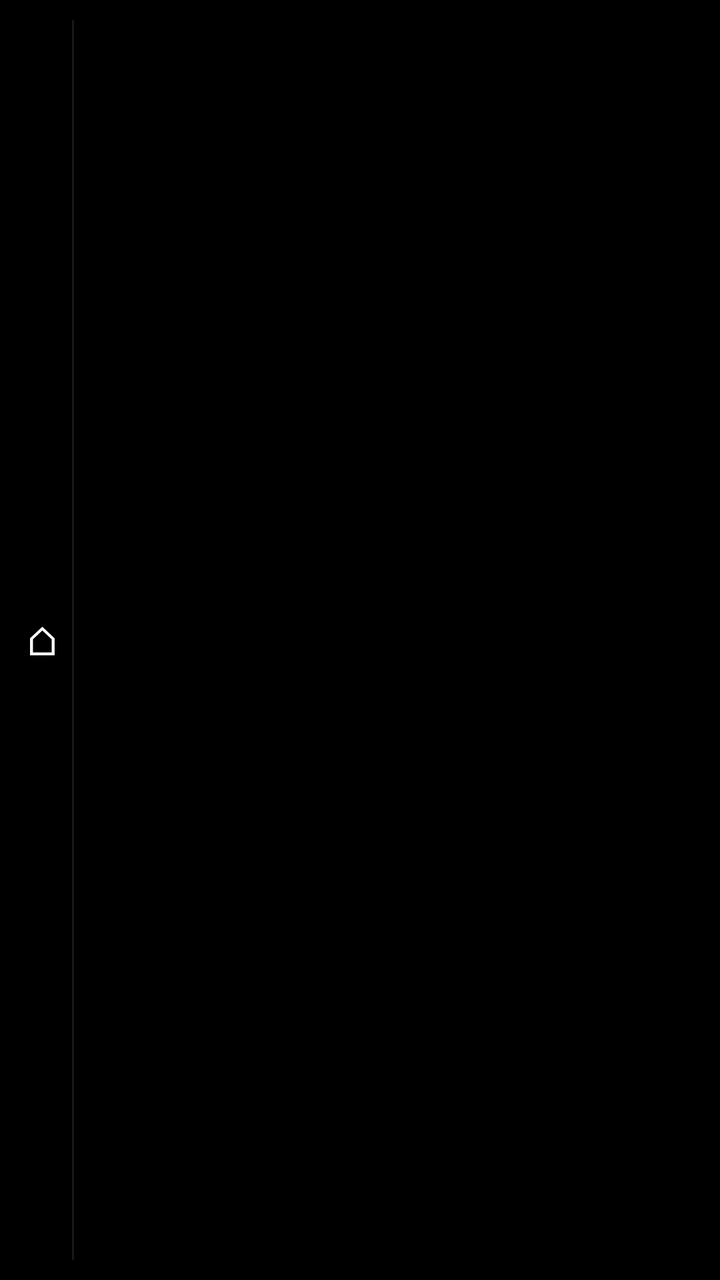
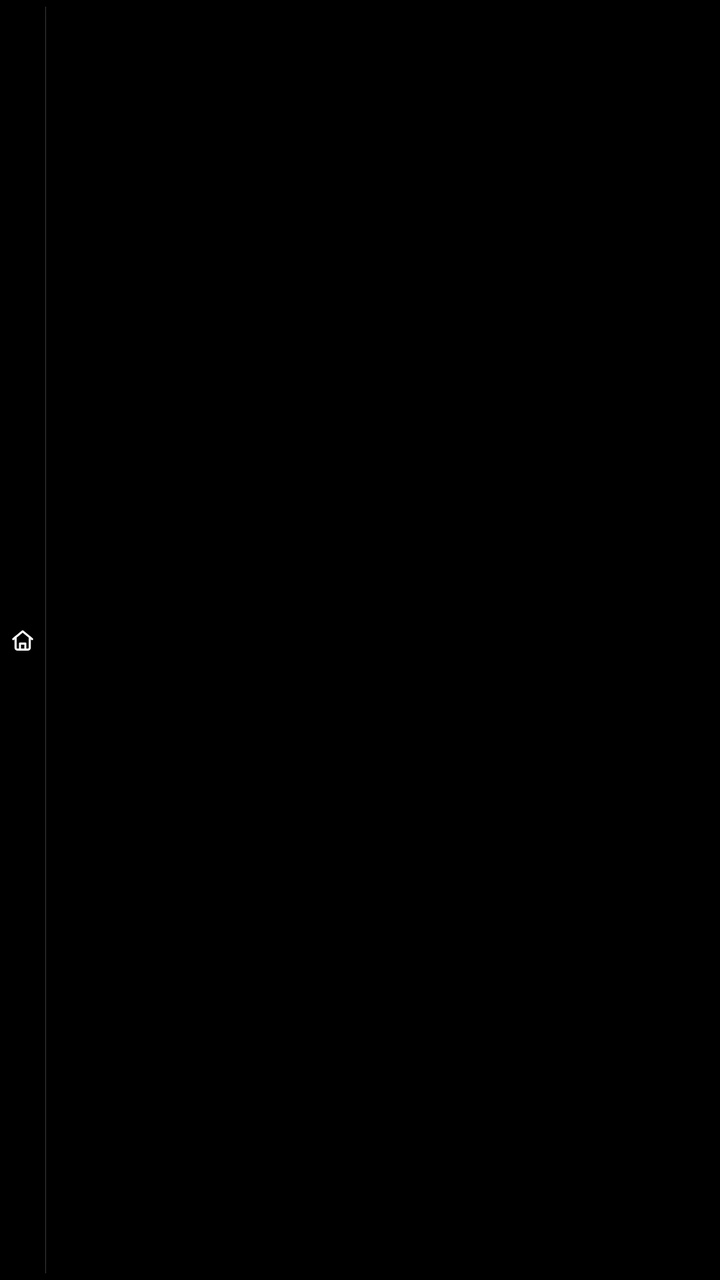

The first picture is an Android layout as it rendered before a commit; the second is the same layout after the commit. The layout source and the unified diff follow.
<!-- AndroidManifest.xml: application theme Theme.CarPlaySender -->
<!-- res/layout/activity_dock_bar.xml -->
<?xml version="1.0" encoding="utf-8"?>
<LinearLayout xmlns:android="http://schemas.android.com/apk/res/android"
    android:layout_width="match_parent"
    android:layout_height="match_parent"
    android:orientation="horizontal"
    android:gravity="center_vertical"
    android:background="#000000"
    android:paddingLeft="6dp"
    android:paddingRight="10dp"
    android:paddingTop="4dp"
    android:paddingBottom="4dp">

    <TextView
        android:id="@+id/dockHome"
        android:layout_width="wrap_content"
        android:layout_height="match_parent"
        android:gravity="center"
        android:paddingLeft="8dp"
        android:paddingRight="8dp"
        android:text="⌂"
        android:textColor="#FFFFFF"
        android:textSize="20sp" />

    <View
        android:layout_width="1px"
        android:layout_height="match_parent"
        android:layout_marginTop="6dp"
        android:layout_marginBottom="6dp"
        android:background="#3A3A3C" />

    <HorizontalScrollView
        android:layout_width="0dp"
        android:layout_height="match_parent"
        android:layout_weight="1"
        android:layout_marginLeft="6dp"
        android:scrollbars="none">

        <LinearLayout
            android:id="@+id/dockApps"
            android:layout_width="wrap_content"
            android:layout_height="match_parent"
            android:orientation="horizontal"
            android:gravity="center_vertical" />
    </HorizontalScrollView>

    <LinearLayout
        android:layout_width="wrap_content"
        android:layout_height="match_parent"
        android:orientation="vertical"
        android:gravity="center"
        android:paddingLeft="10dp">

        <TextView
            android:id="@+id/dockClock"
            android:layout_width="wrap_content"
            android:layout_height="wrap_content"
            android:singleLine="true"
            android:textColor="#FFFFFF"
            android:textStyle="bold"
            android:autoSizeTextType="uniform"
            android:autoSizeMinTextSize="9sp"
            android:autoSizeMaxTextSize="14sp" />

        <TextView
            android:id="@+id/dockBatteryText"
            android:layout_width="wrap_content"
            android:layout_height="wrap_content"
            android:layout_marginTop="1dp"
            android:textColor="#B0B0B8"
            android:autoSizeTextType="uniform"
            android:autoSizeMinTextSize="7sp"
            android:autoSizeMaxTextSize="10sp" />
    </LinearLayout>
</LinearLayout>
<!-- resources referenced by this layout -->
<resources>
  <style name="Theme.CarPlaySender" parent="Theme.AppCompat.DayNight.NoActionBar">
          <item name="android:statusBarColor">#101418</item>
          <item name="android:colorBackground">#101418</item>
          <item name="android:windowLightStatusBar">false</item>
      </style>
</resources>

<!-- the commit's change to res/layout/activity_dock_bar.xml (unified diff, before → after) -->
@@ -5,34 +5,34 @@
     android:orientation="horizontal"
     android:gravity="center_vertical"
     android:background="#000000"
-    android:paddingLeft="6dp"
-    android:paddingRight="10dp"
-    android:paddingTop="4dp"
-    android:paddingBottom="4dp">
+    android:paddingLeft="6px"
+    android:paddingRight="10px"
+    android:paddingTop="4px"
+    android:paddingBottom="4px">
 
-    <TextView
+    <ImageView
         android:id="@+id/dockHome"
-        android:layout_width="wrap_content"
-        android:layout_height="match_parent"
-        android:gravity="center"
-        android:paddingLeft="8dp"
-        android:paddingRight="8dp"
-        android:text="⌂"
-        android:textColor="#FFFFFF"
-        android:textSize="20sp" />
+        android:layout_width="56px"
+        android:layout_height="56px"
+        android:background="?android:attr/selectableItemBackgroundBorderless"
+        android:contentDescription="回到桌面"
+        android:padding="8px"
+        android:scaleType="fitCenter"
+        android:src="@drawable/ic_dock_home" />
 
     <View
         android:layout_width="1px"
         android:layout_height="match_parent"
-        android:layout_marginTop="6dp"
-        android:layout_marginBottom="6dp"
+        android:layout_marginLeft="6px"
+        android:layout_marginTop="6px"
+        android:layout_marginBottom="6px"
         android:background="#3A3A3C" />
 
     <HorizontalScrollView
         android:layout_width="0dp"
         android:layout_height="match_parent"
         android:layout_weight="1"
-        android:layout_marginLeft="6dp"
+        android:layout_marginLeft="6px"
         android:scrollbars="none">
 
         <LinearLayout
@@ -48,27 +48,24 @@
         android:layout_height="match_parent"
         android:orientation="vertical"
         android:gravity="center"
-        android:paddingLeft="10dp">
+        android:paddingLeft="10px">
 
         <TextView
             android:id="@+id/dockClock"
             android:layout_width="wrap_content"
             android:layout_height="wrap_content"
             android:singleLine="true"
+            android:letterSpacing="0.03"
             android:textColor="#FFFFFF"
             android:textStyle="bold"
-            android:autoSizeTextType="uniform"
-            android:autoSizeMinTextSize="9sp"
-            android:autoSizeMaxTextSize="14sp" />
+            android:textSize="22px" />
 
         <TextView
             android:id="@+id/dockBatteryText"
             android:layout_width="wrap_content"
             android:layout_height="wrap_content"
-            android:layout_marginTop="1dp"
+            android:layout_marginTop="3px"
             android:textColor="#B0B0B8"
-            android:autoSizeTextType="uniform"
-            android:autoSizeMinTextSize="7sp"
-            android:autoSizeMaxTextSize="10sp" />
+            android:textSize="13px" />
     </LinearLayout>
 </LinearLayout>
<!-- resource entries referenced after the edit -->
@@ -1,5 +1,34 @@
 <!-- resources referenced by this layout -->
 <resources>
+  <!-- drawable ic_dock_home (drawable) -->
+  <?xml version="1.0" encoding="utf-8"?>
+  <vector xmlns:android="http://schemas.android.com/apk/res/android"
+      android:width="16dp"
+      android:height="16dp"
+      android:viewportWidth="24"
+      android:viewportHeight="24">
+      <path
+          android:pathData="M3.5,11.2 L12,4.2 L20.5,11.2"
+          android:strokeColor="#FFFFFFFF"
+          android:strokeWidth="1.9"
+          android:strokeLineCap="round"
+          android:strokeLineJoin="round"
+          android:fillColor="#00000000" />
+      <path
+          android:pathData="M5.6,9.6 V19 a1.6,1.6 0 0 0 1.6,1.6 h9.6 a1.6,1.6 0 0 0 1.6,-1.6 V9.6"
+          android:strokeColor="#FFFFFFFF"
+          android:strokeWidth="1.9"
+          android:strokeLineCap="round"
+          android:strokeLineJoin="round"
+          android:fillColor="#00000000" />
+      <path
+          android:pathData="M9.6,20.6 v-5.4 h4.8 v5.4"
+          android:strokeColor="#FFFFFFFF"
+          android:strokeWidth="1.9"
+          android:strokeLineCap="round"
+          android:strokeLineJoin="round"
+          android:fillColor="#00000000" />
+  </vector>
   <style name="Theme.CarPlaySender" parent="Theme.AppCompat.DayNight.NoActionBar">
           <item name="android:statusBarColor">#101418</item>
           <item name="android:colorBackground">#101418</item>
